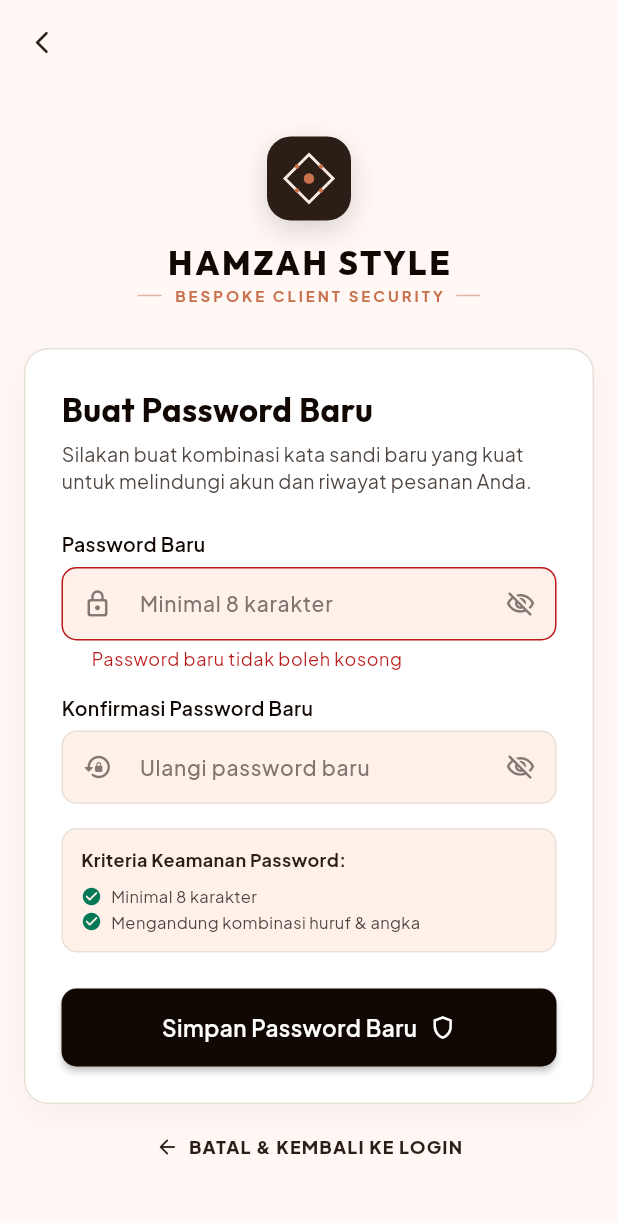
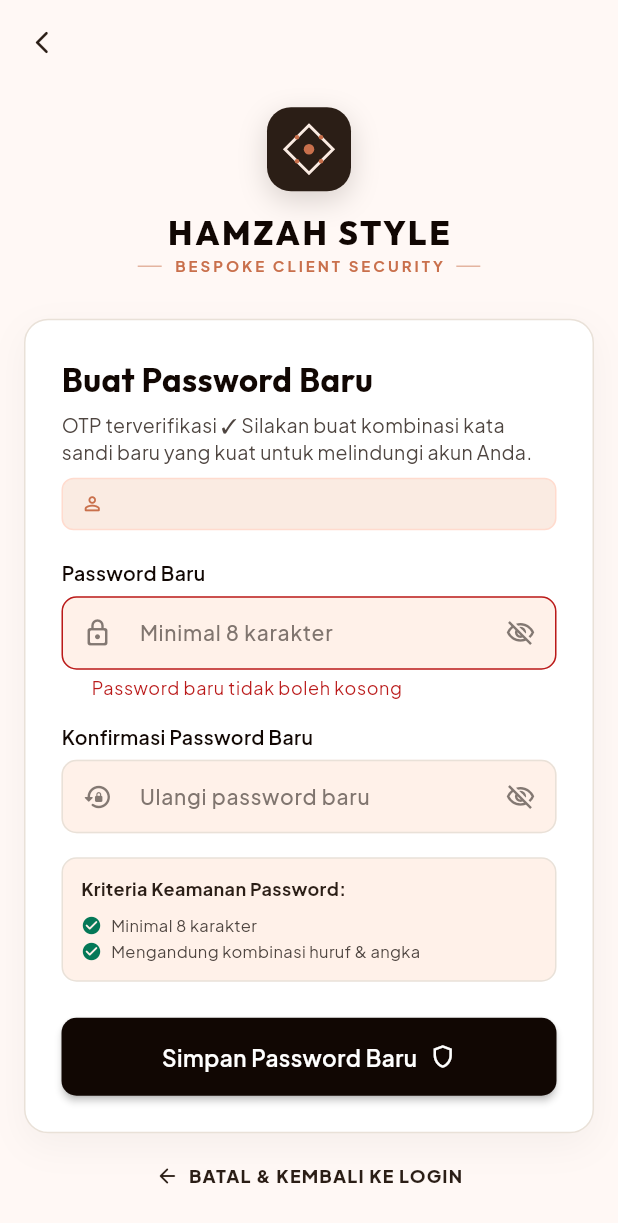
Before and after one commit to kevinrizaldi/mobilebatik, a Flutter app: the ResetPasswordScreen screen opened by its route, after a tap on "Simpan Password Baru", on a phone screen of 412 x 824 dp. Shown: the top 1223 px of the screen. Run offline on Flutter 3.47's test engine with Material 3 defaults, Android fonts, the phone set to English and light mode, and no system bars; our stand-ins replace go_router, google_fonts, google_sign_in, image_picker, shared_preferences; accounts and stored records are empty; network calls fail.

Commit message:
feat(auth): alur reset password OTP 6 digit dan proteksi navigasi

```diff
--- a/lib/router/app_router.dart
+++ b/lib/router/app_router.dart
@@ -4,6 +4,7 @@ import '../screens/pembayaran_screen.dart';
 import '../screens/detail_produk_screen.dart';
 import '../screens/beri_ulasan_screen.dart';
 import '../screens/forgot_password_screen.dart';
+import '../screens/otp_verification_screen.dart';
 import '../screens/detail_pesanan_screen.dart';
 import '../screens/home_screen.dart';
 import '../screens/keranjang_screen.dart';
@@ -69,9 +70,23 @@ class AppRouter {
         builder: (context, state) => const ForgotPasswordScreen(),
       ),
       GoRoute(
+        path: '/otp-verification',
+        name: 'otp-verification',
+        builder: (context, state) {
+          final extra = _extraMap(state.extra);
+          return OtpVerificationScreen(email: extra?['email'] as String? ?? '');
+        },
+      ),
+      GoRoute(
         path: '/reset-password',
         name: 'reset-password',
-        builder: (context, state) => const ResetPasswordScreen(),
+        builder: (context, state) {
+          final extra = _extraMap(state.extra);
+          return ResetPasswordScreen(
+            token: extra?['token'] as String? ?? '',
+            email: extra?['email'] as String? ?? '',
+          );
+        },
       ),
       GoRoute(
         path: '/home',
--- a/lib/screens/reset_password_screen.dart
+++ b/lib/screens/reset_password_screen.dart
@@ -1,13 +1,21 @@
 import 'package:flutter/material.dart';
 import 'package:go_router/go_router.dart';
 import 'package:google_fonts/google_fonts.dart';
+import '../services/api_client.dart';
 import '../theme/app_theme.dart';
 import '../utils/responsive.dart';
 import '../widgets/batik_header_logo.dart';
 import '../widgets/custom_text_field.dart';
 
 class ResetPasswordScreen extends StatefulWidget {
-  const ResetPasswordScreen({super.key});
+  final String token;
+  final String email;
+
+  const ResetPasswordScreen({
+    super.key,
+    required this.token,
+    required this.email,
+  });
 
   @override
   State<ResetPasswordScreen> createState() => _ResetPasswordScreenState();
@@ -23,11 +31,23 @@ class _ResetPasswordScreenState extends State<ResetPasswordScreen> {
   bool _isLoading = false;
 
   void _handleResetPassword() async {
-    if (_formKey.currentState!.validate()) {
-      setState(() => _isLoading = true);
-      await Future.delayed(const Duration(milliseconds: 1000));
+    if (!_formKey.currentState!.validate()) return;
+
+    setState(() => _isLoading = true);
+
+    try {
+      await ApiClient.instance.post(
+        '/reset-password',
+        body: {
+          'token': widget.token,
+          'email': widget.email,
+          'password': _newPasswordController.text,
+          'password_confirmation': _confirmPasswordController.text,
+        },
+        auth: false,
+      );
+
       if (!mounted) return;
-      setState(() => _isLoading = false);
 
       ScaffoldMessenger.of(context).showSnackBar(
         SnackBar(
@@ -41,6 +61,15 @@ class _ResetPasswordScreenState extends State<ResetPasswordScreen> {
       );
 
       context.go('/login');
+    } on ApiException catch (e) {
+      if (!mounted) return;
+      setState(() => _isLoading = false);
+      ScaffoldMessenger.of(context).showSnackBar(
+        SnackBar(
+          content: Text(e.message),
+          backgroundColor: AppTheme.errorRed,
+        ),
+      );
     }
   }
 
@@ -62,7 +91,7 @@ class _ResetPasswordScreenState extends State<ResetPasswordScreen> {
         leading: IconButton(
           icon: Icon(Icons.arrow_back_ios_new_rounded, size: r.iconSm),
           color: AppTheme.primaryDark,
-          onPressed: () => context.pop(),
+          onPressed: () => context.go('/login'),
         ),
       ),
       body: SafeArea(
@@ -112,14 +141,44 @@ class _ResetPasswordScreenState extends State<ResetPasswordScreen> {
                           ),
                           const SizedBox(height: 6),
                           Text(
-                            'Silakan buat kombinasi kata sandi baru yang kuat untuk melindungi akun dan riwayat pesanan Anda.',
+                            'OTP terverifikasi ✓ Silakan buat kombinasi kata sandi baru yang kuat untuk melindungi akun Anda.',
                             style: GoogleFonts.plusJakartaSans(
                               fontSize: 13,
                               color: AppTheme.textMuted,
                               height: 1.4,
                             ),
                           ),
-                          const SizedBox(height: 24),
+                          const SizedBox(height: 8),
+
+                          // Info email yang di-reset
+                          Container(
+                            padding: const EdgeInsets.symmetric(
+                                horizontal: 12, vertical: 8),
+                            decoration: BoxDecoration(
+                              color: AppTheme.terracottaLight,
+                              borderRadius: BorderRadius.circular(8),
+                              border: Border.all(
+                                  color: AppTheme.terracottaBorder),
+                            ),
+                            child: Row(
+                              children: [
+                                const Icon(Icons.person_outline_rounded,
+                                    size: 15, color: AppTheme.terracotta),
+                                const SizedBox(width: 8),
+                                Expanded(
+                                  child: Text(
+                                    widget.email,
+                                    style: GoogleFonts.plusJakartaSans(
+                                      fontSize: 12,
+                                      color: AppTheme.primaryDark,
+                                      fontWeight: FontWeight.w600,
+                                    ),
+                                  ),
+                                ),
+                              ],
+                            ),
+                          ),
+                          const SizedBox(height: 20),
 
                           // New Password Field
                           CustomTextField(
@@ -130,7 +189,8 @@ class _ResetPasswordScreenState extends State<ResetPasswordScreen> {
                             isPassword: true,
                             isObscured: _isObscuredNew,
                             onToggleVisibility: () {
-                              setState(() => _isObscuredNew = !_isObscuredNew);
+                              setState(
+                                  () => _isObscuredNew = !_isObscuredNew);
                             },
                             validator: (val) {
                               if (val == null || val.isEmpty) {
@@ -153,9 +213,8 @@ class _ResetPasswordScreenState extends State<ResetPasswordScreen> {
                             isPassword: true,
                             isObscured: _isObscuredConfirm,
                             onToggleVisibility: () {
-                              setState(
-                                () => _isObscuredConfirm = !_isObscuredConfirm,
-                              );
+                              setState(() =>
+                                  _isObscuredConfirm = !_isObscuredConfirm);
                             },
                             validator: (val) {
                               if (val != _newPasswordController.text) {
@@ -172,7 +231,8 @@ class _ResetPasswordScreenState extends State<ResetPasswordScreen> {
                             decoration: BoxDecoration(
                               color: AppTheme.inputBg,
                               borderRadius: BorderRadius.circular(10),
-                              border: Border.all(color: AppTheme.borderLight),
+                              border:
+                                  Border.all(color: AppTheme.borderLight),
                             ),
                             child: Column(
                               crossAxisAlignment: CrossAxisAlignment.start,
@@ -197,7 +257,8 @@ class _ResetPasswordScreenState extends State<ResetPasswordScreen> {
 
                           // Submit CTA Button
                           ElevatedButton(
-                            onPressed: _isLoading ? null : _handleResetPassword,
+                            onPressed:
+                                _isLoading ? null : _handleResetPassword,
                             child: _isLoading
                                 ? const SizedBox(
                                     height: 20,
@@ -208,7 +269,8 @@ class _ResetPasswordScreenState extends State<ResetPasswordScreen> {
                                     ),
                                   )
                                 : Row(
-                                    mainAxisAlignment: MainAxisAlignment.center,
+                                    mainAxisAlignment:
+                                        MainAxisAlignment.center,
                                     children: const [
                                       Text('Simpan Password Baru'),
                                       SizedBox(width: 8),
```
Also changed, not shown: lib/screens/forgot_password_screen.dart (+30 -62 lines), lib/screens/otp_verification_screen.dart (added, +505 -0 lines).
